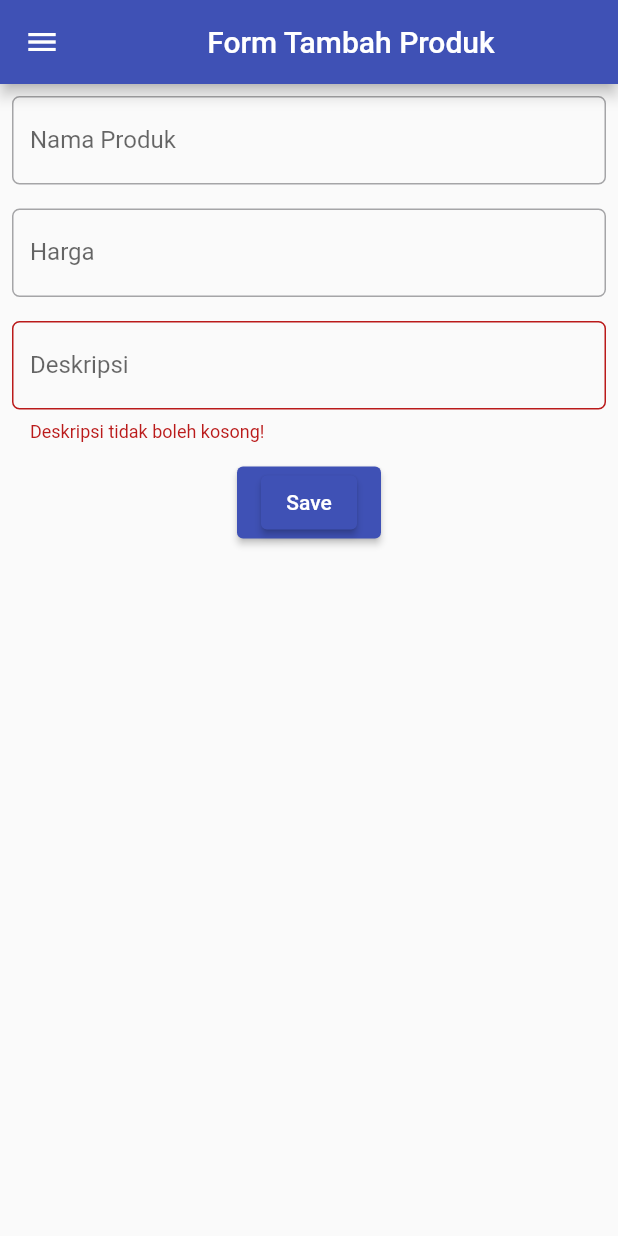
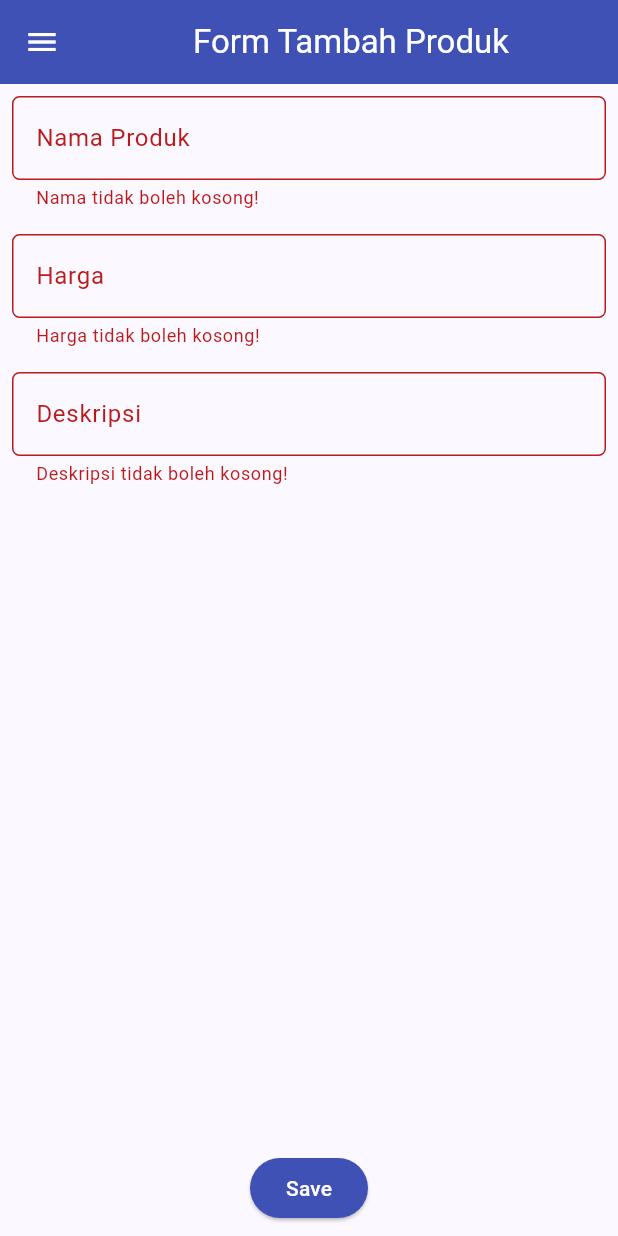
Before and after one commit to isaui/shopping-list-mobile, a Flutter app: the ShopFormPage screen opened directly, after a tap on "Save", on a phone screen of 412 x 824 dp. Run offline on Flutter 3.47's test engine with Material 2 defaults, Android fonts, the phone set to English and light mode, and no system bars; missing offline and left inert: pbp_django_auth; network calls fail.

Commit message:
selesai-pbp tutorial-8

```diff
--- a/lib/screens/shopping_list_form.dart
+++ b/lib/screens/shopping_list_form.dart
@@ -1,5 +1,11 @@
+import 'dart:convert';
+
 import 'package:flutter/material.dart';
+import 'package:pbp_django_auth/pbp_django_auth.dart';
+import 'package:provider/provider.dart';
 import 'package:shopping_list/widgets/left_drawer.dart';
+
+import 'menu.dart';
 
 
 class ShopFormPage extends StatefulWidget {
@@ -14,8 +20,10 @@ class _ShopFormPageState extends State<ShopFormPage> {
   String _name = "";
   int _price = 0;
   String _description = "";
+
   @override
   Widget build(BuildContext context) {
+    final request = context.watch<CookieRequest>();
     return Scaffold(
       appBar: AppBar(
         title: const Center(
@@ -29,9 +37,12 @@ class _ShopFormPageState extends State<ShopFormPage> {
       // TODO: Tambahkan drawer yang sudah dibuat di sini
       body: Form(
         key: _formKey,
-        child:   SingleChildScrollView(
         child: Column(
             crossAxisAlignment: CrossAxisAlignment.start,
+            mainAxisAlignment: MainAxisAlignment.spaceBetween,
+            mainAxisSize: MainAxisSize.max,
+            children: [
+              Column(
                 children: [
                   Padding(
                     padding: EdgeInsets.all(8),
@@ -108,6 +119,9 @@ class _ShopFormPageState extends State<ShopFormPage> {
                       },
                     ),
                   ),
+                ],
+              ),
+              Spacer(),
               Align(
                 alignment: Alignment.bottomCenter,
                 child: Padding(
@@ -117,45 +131,35 @@ class _ShopFormPageState extends State<ShopFormPage> {
                       backgroundColor:
                       MaterialStateProperty.all(Colors.indigo),
                     ),
-                    onPressed: () {
-                      if (_formKey.currentState!.validate()) {}
-                    },
-                    child: ElevatedButton(
-                      style: ButtonStyle(
-                        backgroundColor:
-                        MaterialStateProperty.all(Colors.indigo),
-                      ),
-                      onPressed: () {
+    onPressed: () async {
     if (_formKey.currentState!.validate()) {
-                          showDialog(
-                            context: context,
-                            builder: (context) {
-                              return AlertDialog(
-                                title: const Text('Produk berhasil tersimpan'),
-                                content: SingleChildScrollView(
-                                  child: Column(
-                                    crossAxisAlignment:
-                                    CrossAxisAlignment.start,
-                                    children: [
-                                      Text('Nama: $_name'),
-                                      Text('Harga: $_price'),
-                                      Text('Deskripsi: $_description'),
-                                    ],
-                                  ),
-                                ),
-                                actions: [
-                                  TextButton(
-                                    child: const Text('OK'),
-                                    onPressed: () {
-                                      Navigator.pop(context);
-                                    },
-                                  ),
-                                ],
+    // Kirim ke Django dan tunggu respons
+    // TODO: Ganti URL dan jangan lupa tambahkan trailing slash (/) di akhir URL!
+    final response = await request.postJson(
+    "http://127.0.0.1:8000/create-flutter/",
+    jsonEncode(<String, String>{
+    'name': _name,
+    'price': _price.toString(),
+    'description': _description,
+    // TODO: Sesuaikan field data sesuai dengan aplikasimu
+    }));
+    if (response['status'] == 'success') {
+    ScaffoldMessenger.of(context)
+        .showSnackBar(const SnackBar(
+    content: Text("Produk baru berhasil disimpan!"),
+    ));
+    Navigator.pushReplacement(
+    context,
+    MaterialPageRoute(builder: (context) => MyHomePage()),
     );
-                            },
-                          );
+    } else {
+    ScaffoldMessenger.of(context)
+        .showSnackBar(const SnackBar(
+    content:
+    Text("Terdapat kesalahan, silakan coba lagi."),
+    ));
     }
-                        _formKey.currentState!.reset();
+    }
     },
                       child: const Text(
                         "Save",
@@ -164,9 +168,8 @@ class _ShopFormPageState extends State<ShopFormPage> {
                     ),
                   ),
                 ),
-              ),
+
             ],
-          ),
           ),
       ),
       drawer: const LeftDrawer(),
--- a/lib/widgets/left_drawer.dart
+++ b/lib/widgets/left_drawer.dart
@@ -1,6 +1,8 @@
 import 'package:flutter/material.dart';
 import 'package:shopping_list/screens/menu.dart';
 import 'package:shopping_list/screens/shopping_list_form.dart';
+
+import '../screens/list_product.dart';
 
 
 class LeftDrawer extends StatelessWidget {
@@ -60,6 +62,17 @@ class LeftDrawer extends StatelessWidget {
               }));
             },
           ),
+          ListTile(
+            leading: const Icon(Icons.shopping_basket),
+            title: const Text('Daftar Produk'),
+            onTap: () {
+              // Route menu ke halaman produk
+              Navigator.push(
+                context,
+                MaterialPageRoute(builder: (context) => const ProductPage()),
+              );
+            },
+          ),
           // TODO: Bagian routing
         ],
       ),
--- a/pubspec.yaml
+++ b/pubspec.yaml
@@ -35,6 +35,8 @@ dependencies:
   # The following adds the Cupertino Icons font to your application.
   # Use with the CupertinoIcons class for iOS style icons.
   cupertino_icons: ^1.0.2
+  provider: ^6.1.1
+  pbp_django_auth: ^0.3.1
 
 dev_dependencies:
   flutter_test:
```
Also changed, not shown: lib/main.dart (+17 -19 lines), lib/models/product.dart (added, +61 -0 lines), lib/screens/list_product.dart (added, +92 -0 lines), lib/screens/login.dart (added, +114 -0 lines), lib/widgets/shop_card.dart (+31 -1 lines), pubspec.lock, 2 other files. Lines whose indentation alone changed are shown as unchanged.
